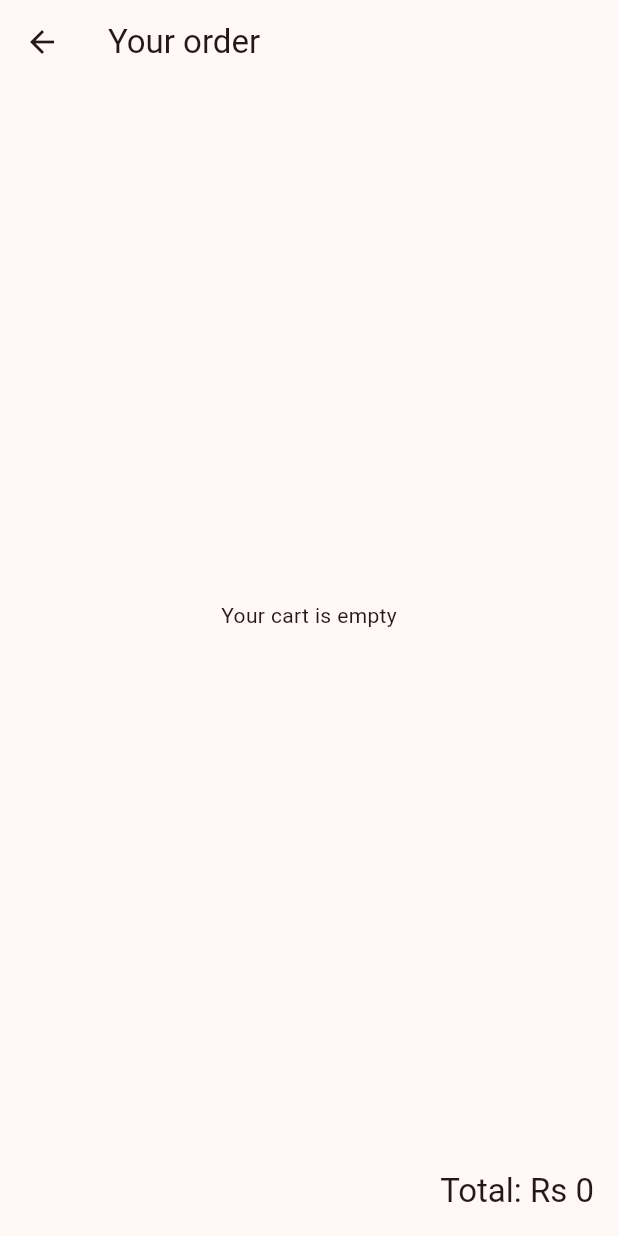
After one commit to rao21/iba_app_dev_26, a Flutter app: the screen it shows after launch, after a tap on the "shopping cart" icon, on a phone screen of 412 x 824 dp. The commit adds this screen. Run offline on Flutter 3.47's test engine with Material 3 defaults, Android fonts, the phone set to English and light mode, and no system bars.

Commit message:
step 7: cart screen that reads the same cart with Consumer

```diff
--- /dev/null
+++ b/lib/features/shop/pages/cart_page.dart
@@ -0,0 +1,62 @@
+import 'package:flutter/material.dart';
+import 'package:provider/provider.dart';
+
+import '../providers/cart_model.dart';
+
+/// A second screen showing the SAME cart. Nothing is passed through the
+/// constructor — it just asks Provider.
+class CartPage extends StatelessWidget {
+  const CartPage({super.key});
+
+  @override
+  Widget build(BuildContext context) {
+    return Scaffold(
+      appBar: AppBar(title: const Text('Your order')),
+      // Consumer = watch, but only this part redraws.
+      body: Consumer<CartModel>(
+        builder: (context, cart, child) {
+          if (cart.items.isEmpty) {
+            return const Center(child: Text('Your cart is empty'));
+          }
+          return ListView(
+            children: [
+              for (final entry in cart.items.entries)
+                ListTile(
+                  leading: Text(
+                    entry.key.emoji,
+                    style: const TextStyle(fontSize: 28),
+                  ),
+                  title: Text(entry.key.name),
+                  subtitle: Text('Rs ${entry.key.price} each'),
+                  trailing: Row(
+                    mainAxisSize: MainAxisSize.min,
+                    children: [
+                      IconButton(
+                        icon: const Icon(Icons.remove_circle_outline),
+                        onPressed: () => cart.remove(entry.key),
+                      ),
+                      Text('${entry.value}'),
+                      IconButton(
+                        icon: const Icon(Icons.add_circle_outline),
+                        onPressed: () => cart.add(entry.key),
+                      ),
+                    ],
+                  ),
+                ),
+            ],
+          );
+        },
+      ),
+      bottomNavigationBar: Consumer<CartModel>(
+        builder: (context, cart, child) => Padding(
+          padding: const EdgeInsets.all(16),
+          child: Text(
+            'Total: Rs ${cart.total}',
+            style: Theme.of(context).textTheme.titleLarge,
+            textAlign: TextAlign.end,
+          ),
+        ),
+      ),
+    );
+  }
+}
--- a/lib/features/shop/pages/menu_page.dart
+++ b/lib/features/shop/pages/menu_page.dart
@@ -3,6 +3,7 @@ import 'package:provider/provider.dart';
 
 import '../models/dish.dart';
 import '../providers/cart_model.dart';
+import 'cart_page.dart';
 
 /// The menu screen. Add sends the dish to the shared CartModel.
 class MenuPage extends StatelessWidget {
@@ -47,9 +48,13 @@ class CartBadge extends StatelessWidget {
     // watch = "redraw me whenever this changes". Use it inside build().
     final count = context.watch<CartModel>().count;
 
-    return Padding(
-      padding: const EdgeInsets.only(right: 12),
-      child: Badge(
+    return IconButton(
+      tooltip: 'Open cart',
+      onPressed: () => Navigator.push(
+        context,
+        MaterialPageRoute(builder: (context) => const CartPage()),
+      ),
+      icon: Badge(
         isLabelVisible: count > 0,
         label: Text('$count'),
         child: const Icon(Icons.shopping_cart_outlined),
```
Also changed, not shown: 1 other file.
